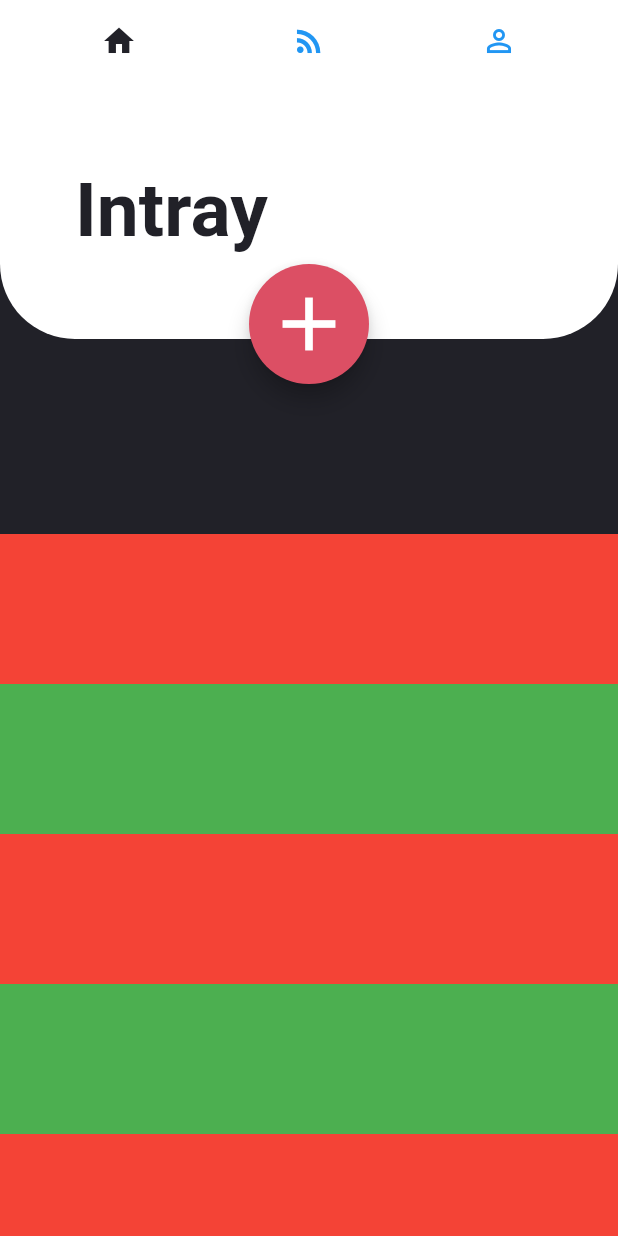
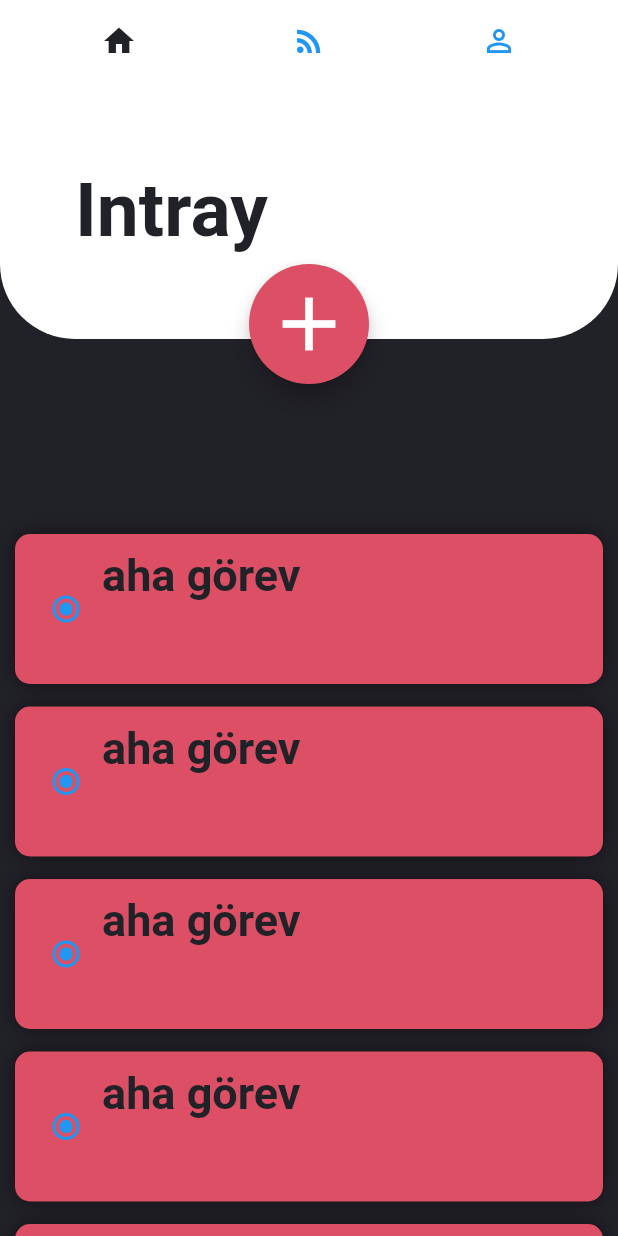
Before and after one commit to uraninjo/TodoApp, a Flutter app: the screen it shows after launch, on a phone screen of 412 x 824 dp. Run offline on Flutter 3.47's test engine with Material 2 defaults, Android fonts, the phone set to English and light mode, and no system bars; Roboto replaces fonts that are missing (Avenir).

Commit message:
first commit

```diff
--- a/lib/UI/Intray/intray.dart
+++ b/lib/UI/Intray/intray.dart
@@ -1,4 +1,5 @@
 import 'package:flutter/material.dart';
+import 'package:todoapp/models/Widgets/intrayTodowidget.dart';
 import 'package:todoapp/models/global.dart';
 
 class IntrayPage extends StatefulWidget {
@@ -20,17 +21,11 @@ class _IntrayPageState extends State<IntrayPage> {
   }
 
   List<Widget> getList() {
-    return [
-      Container(height: 100, color: Colors.red),
-      Container(height: 100, color: Colors.green),
-      Container(height: 100, color: Colors.red),
-      Container(height: 100, color: Colors.green),
-      Container(height: 100, color: Colors.red),
-      Container(height: 100, color: Colors.green),
-      Container(height: 100, color: Colors.red),
-      Container(height: 100, color: Colors.green),
-      Container(height: 100, color: Colors.red),
-      Container(height: 100, color: Colors.green),
-    ];
+    List<IntrayTodo> list = [];
+
+    for (int i = 0; i < 10; i++) {
+      list.add(IntrayTodo(title: "aha görev"));
+    }
+    return list;
   }
 }
--- /dev/null
+++ b/lib/models/Widgets/intrayTodowidget.dart
@@ -0,0 +1,33 @@
+import 'package:flutter/material.dart';
+
+import '../global.dart';
+
+class IntrayTodo extends StatelessWidget {
+  final String title;
+  IntrayTodo({required this.title});
+
+  @override
+  Widget build(BuildContext context) {
+    return Container(
+        margin: EdgeInsets.only(bottom: 15, left: 10, right: 10),
+        padding: EdgeInsets.all(10),
+        height: 100,
+        decoration: BoxDecoration(
+            color: redColor,
+            borderRadius: BorderRadius.all(Radius.circular(10)),
+            boxShadow: [
+              new BoxShadow(
+                  color: Colors.black.withOpacity(0.5), blurRadius: 10.0),
+            ]),
+        child: Row(children: <Widget>[
+          // ignore: unnecessary_question_mark
+          Radio(
+            groupValue: null,
+            // ignore: unnecessary_question_mark
+            onChanged: (Null? value) {},
+            value: null,
+          ),
+          Column(children: <Widget>[Text(title, style: darkTodoTitle)])
+        ]));
+  }
+}
--- a/lib/models/global.dart
+++ b/lib/models/global.dart
@@ -1,5 +1,14 @@
 import 'package:flutter/material.dart';
 
 Color darkGreyColor = new Color(0xFF212128);
-Color redColor= new Color(0xFFDC4F64);
-TextStyle intrayTitleStyle = new TextStyle(fontFamily:'Avenir',fontWeight: FontWeight.bold,color:darkGreyColor,fontSize:50);
+Color redColor = new Color(0xFFDC4F64);
+TextStyle intrayTitleStyle = new TextStyle(
+    fontFamily: 'Avenir',
+    fontWeight: FontWeight.bold,
+    color: darkGreyColor,
+    fontSize: 50);
+TextStyle darkTodoTitle = new TextStyle(
+    fontFamily: 'Avenir',
+    fontWeight: FontWeight.bold,
+    color: darkGreyColor,
+    fontSize: 30);
```
